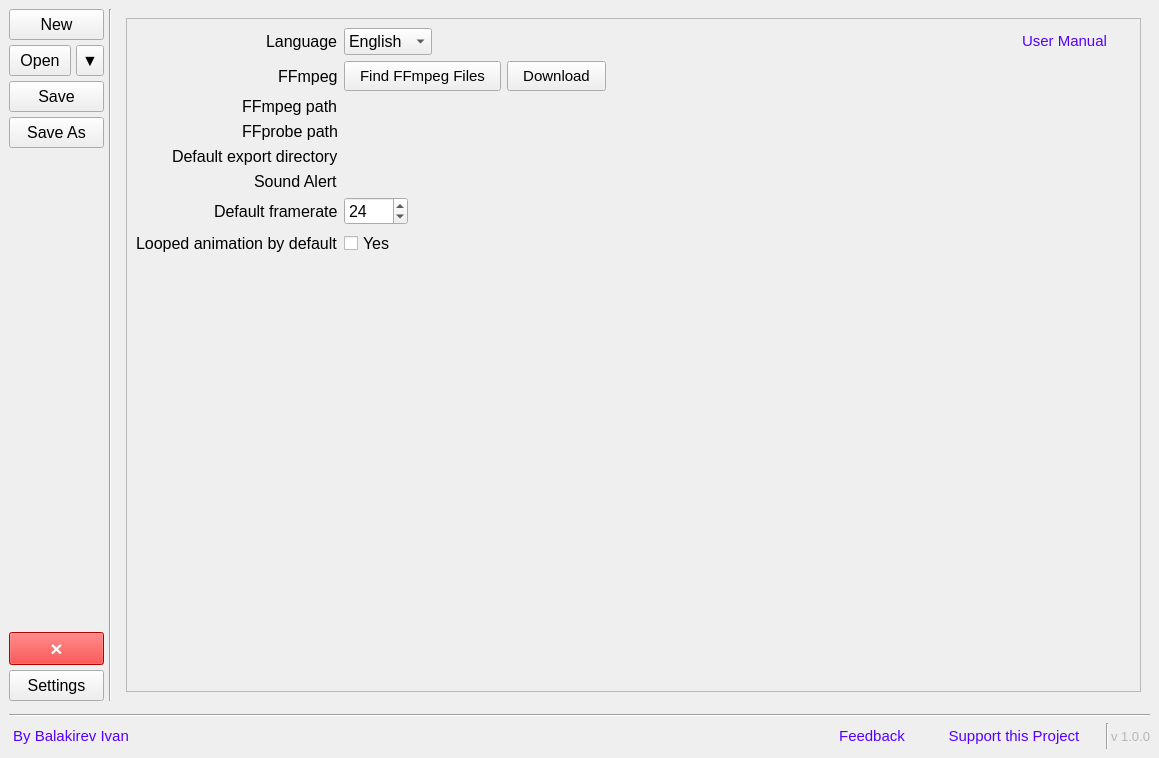
First picture: the form in Forms/main_window.ui, repository iron-mesh/gif_builder, before the edit.
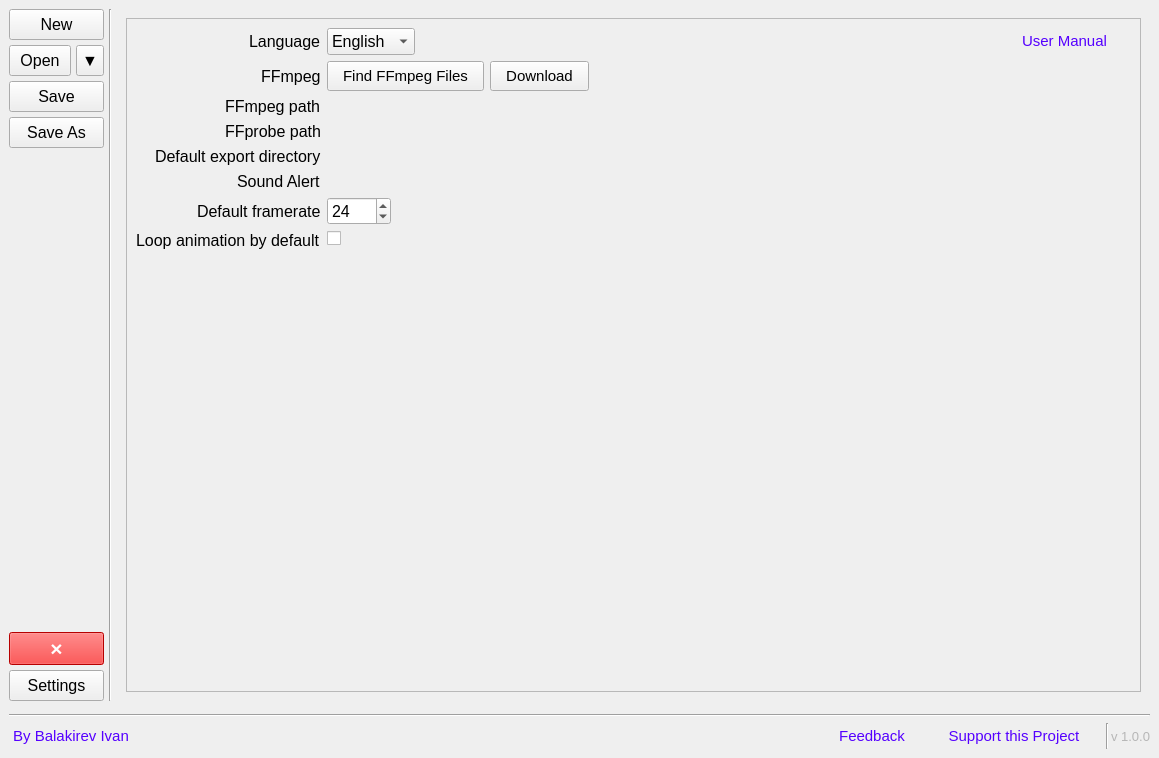
Second picture: the form after the edit. Custom widgets are drawn as their Qt base class.

Commit message: версия 1.3 доработан интерфейс для ввода максимального размера файла

What changed in the file:
```diff
--- a/Forms/main_window.ui
+++ b/Forms/main_window.ui
@@ -1744,7 +1744,7 @@
                      </font>
                     </property>
                     <property name="text">
-                     <string>Looped animation by default</string>
+                     <string>Loop animation by default</string>
                     </property>
                    </widget>
                   </item>
@@ -1756,7 +1756,7 @@
                      </font>
                     </property>
                     <property name="text">
-                     <string>Yes</string>
+                     <string/>
                     </property>
                    </widget>
                   </item>
```
The commit also changes 7 other files.
